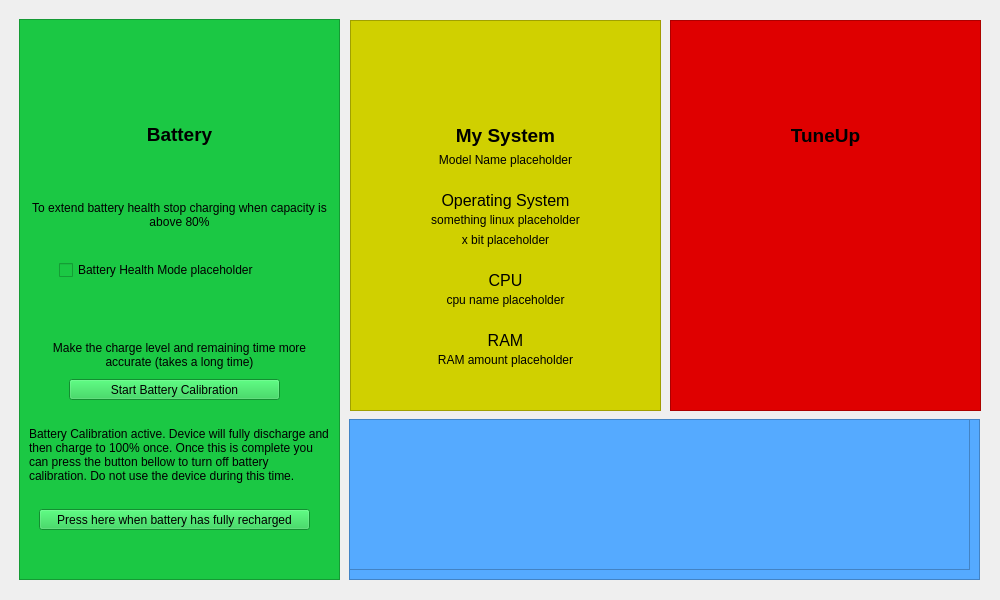
First picture: the form in carecenter.ui, repository JonathanY234/Acer-Battery-Manager-for-Linux, before the edit.
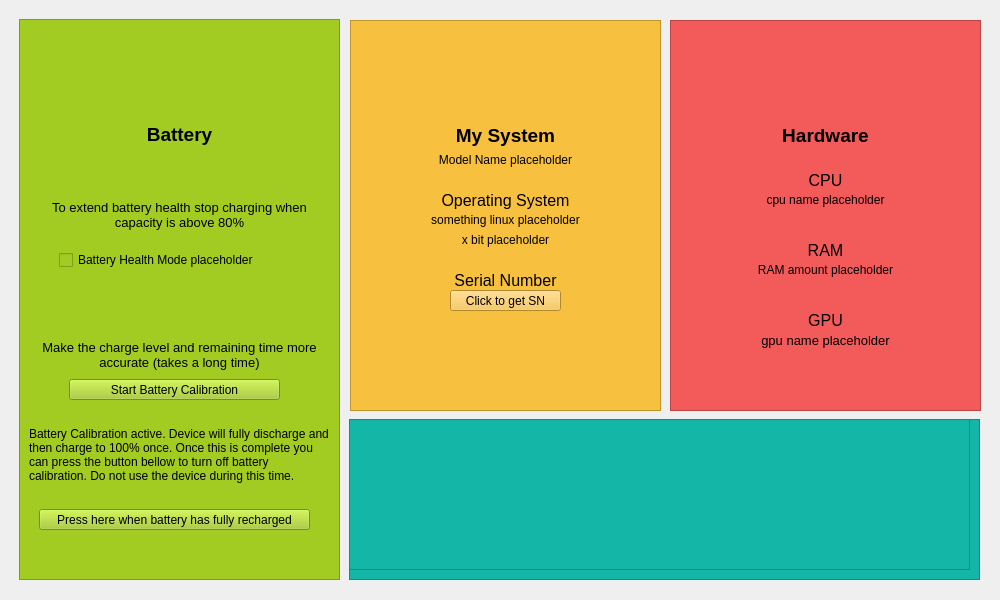
Second picture: the form after the edit. Icons and pictures are not drawn.

What changed in the file:
```diff
--- a/carecenter.ui
+++ b/carecenter.ui
@@ -40,7 +40,7 @@
      </rect>
     </property>
     <property name="styleSheet">
-     <string notr="true">background-color: rgb(27, 200, 68);</string>
+     <string notr="true">background-color: rgb(163, 204, 34);</string>
     </property>
     <property name="frameShape">
      <enum>QFrame::Shape::StyledPanel</enum>
@@ -100,7 +100,7 @@
      </property>
      <property name="font">
       <font>
-       <pointsize>9</pointsize>
+       <pointsize>10</pointsize>
       </font>
      </property>
      <property name="text">
@@ -117,7 +117,7 @@
      <property name="geometry">
       <rect>
        <x>40</x>
-       <y>240</y>
+       <y>230</y>
        <width>231</width>
        <height>22</height>
       </rect>
@@ -137,7 +137,7 @@
      </property>
      <property name="font">
       <font>
-       <pointsize>9</pointsize>
+       <pointsize>10</pointsize>
       </font>
      </property>
      <property name="text">
@@ -218,7 +218,7 @@
      </rect>
     </property>
     <property name="styleSheet">
-     <string notr="true">background-color: rgb(208, 208, 0);</string>
+     <string notr="true">background-color: rgb(248, 192, 63);</string>
     </property>
     <property name="frameShape">
      <enum>QFrame::Shape::StyledPanel</enum>
@@ -336,7 +336,7 @@
       <set>Qt::AlignmentFlag::AlignCenter</set>
      </property>
     </widget>
-    <widget class="QLabel" name="label_8">
+    <widget class="QLabel" name="label_12">
      <property name="geometry">
       <rect>
        <x>10</x>
@@ -351,6 +351,97 @@
       </font>
      </property>
      <property name="text">
+      <string>Serial Number</string>
+     </property>
+     <property name="alignment">
+      <set>Qt::AlignmentFlag::AlignCenter</set>
+     </property>
+    </widget>
+    <widget class="QLabel" name="SNNumberText">
+     <property name="geometry">
+      <rect>
+       <x>10</x>
+       <y>270</y>
+       <width>291</width>
+       <height>20</height>
+      </rect>
+     </property>
+     <property name="text">
+      <string>SN number not set</string>
+     </property>
+     <property name="alignment">
+      <set>Qt::AlignmentFlag::AlignCenter</set>
+     </property>
+    </widget>
+    <widget class="QPushButton" name="getSNButton">
+     <property name="geometry">
+      <rect>
+       <x>100</x>
+       <y>270</y>
+       <width>111</width>
+       <height>21</height>
+      </rect>
+     </property>
+     <property name="text">
+      <string>Click to get SN</string>
+     </property>
+    </widget>
+   </widget>
+   <widget class="QFrame" name="Red_Frame">
+    <property name="geometry">
+     <rect>
+      <x>670</x>
+      <y>20</y>
+      <width>311</width>
+      <height>391</height>
+     </rect>
+    </property>
+    <property name="styleSheet">
+     <string notr="true">background-color: rgb(243, 90, 90);</string>
+    </property>
+    <property name="frameShape">
+     <enum>QFrame::Shape::StyledPanel</enum>
+    </property>
+    <property name="frameShadow">
+     <enum>QFrame::Shadow::Raised</enum>
+    </property>
+    <widget class="QLabel" name="label_3">
+     <property name="geometry">
+      <rect>
+       <x>10</x>
+       <y>100</y>
+       <width>291</width>
+       <height>31</height>
+      </rect>
+     </property>
+     <property name="font">
+      <font>
+       <pointsize>14</pointsize>
+       <bold>true</bold>
+      </font>
+     </property>
+     <property name="text">
+      <string>Hardware</string>
+     </property>
+     <property name="alignment">
+      <set>Qt::AlignmentFlag::AlignCenter</set>
+     </property>
+    </widget>
+    <widget class="QLabel" name="label_8">
+     <property name="geometry">
+      <rect>
+       <x>10</x>
+       <y>150</y>
+       <width>291</width>
+       <height>21</height>
+      </rect>
+     </property>
+     <property name="font">
+      <font>
+       <pointsize>12</pointsize>
+      </font>
+     </property>
+     <property name="text">
       <string>CPU</string>
      </property>
      <property name="alignment">
@@ -361,7 +452,7 @@
      <property name="geometry">
       <rect>
        <x>10</x>
-       <y>270</y>
+       <y>170</y>
        <width>291</width>
        <height>20</height>
       </rect>
@@ -373,11 +464,32 @@
       <set>Qt::AlignmentFlag::AlignCenter</set>
      </property>
     </widget>
+    <widget class="QLabel" name="label_11">
+     <property name="geometry">
+      <rect>
+       <x>10</x>
+       <y>220</y>
+       <width>291</width>
+       <height>21</height>
+      </rect>
+     </property>
+     <property name="font">
+      <font>
+       <pointsize>12</pointsize>
+      </font>
+     </property>
+     <property name="text">
+      <string>RAM</string>
+     </property>
+     <property name="alignment">
+      <set>Qt::AlignmentFlag::AlignCenter</set>
+     </property>
+    </widget>
     <widget class="QLabel" name="RAMAmountText">
      <property name="geometry">
       <rect>
        <x>10</x>
-       <y>330</y>
+       <y>240</y>
        <width>291</width>
        <height>20</height>
       </rect>
@@ -389,7 +501,28 @@
       <set>Qt::AlignmentFlag::AlignCenter</set>
      </property>
     </widget>
-    <widget class="QLabel" name="label_11">
+    <widget class="QLabel" name="label_13">
+     <property name="geometry">
+      <rect>
+       <x>10</x>
+       <y>290</y>
+       <width>291</width>
+       <height>21</height>
+      </rect>
+     </property>
+     <property name="font">
+      <font>
+       <pointsize>12</pointsize>
+      </font>
+     </property>
+     <property name="text">
+      <string>GPU</string>
+     </property>
+     <property name="alignment">
+      <set>Qt::AlignmentFlag::AlignCenter</set>
+     </property>
+    </widget>
+    <widget class="QLabel" name="GPUNameText">
      <property name="geometry">
       <rect>
        <x>10</x>
@@ -400,36 +533,20 @@
      </property>
      <property name="font">
       <font>
-       <pointsize>12</pointsize>
+       <pointsize>10</pointsize>
       </font>
      </property>
      <property name="text">
-      <string>RAM</string>
+      <string>gpu name placeholder</string>
      </property>
      <property name="alignment">
       <set>Qt::AlignmentFlag::AlignCenter</set>
      </property>
+     <property name="wordWrap">
+      <bool>true</bool>
+     </property>
     </widget>
-   </widget>
-   <widget class="QFrame" name="Red_Frame">
-    <property name="geometry">
-     <rect>
-      <x>670</x>
-      <y>20</y>
-      <width>311</width>
-      <height>391</height>
-     </rect>
-    </property>
-    <property name="styleSheet">
-     <string notr="true">background-color: rgb(223, 0, 0);</string>
-    </property>
-    <property name="frameShape">
-     <enum>QFrame::Shape::StyledPanel</enum>
-    </property>
-    <property name="frameShadow">
-     <enum>QFrame::Shadow::Raised</enum>
-    </property>
-    <widget class="QLabel" name="BatteryIcon_3">
+    <widget class="QLabel" name="label_4">
      <property name="geometry">
       <rect>
        <x>10</x>
@@ -442,29 +559,7 @@
       <string/>
      </property>
      <property name="pixmap">
-      <pixmap resource="BinIcon.qrc">:/images/recycling_bin.png</pixmap>
-     </property>
-     <property name="alignment">
-      <set>Qt::AlignmentFlag::AlignCenter</set>
-     </property>
-    </widget>
-    <widget class="QLabel" name="label_3">
-     <property name="geometry">
-      <rect>
-       <x>10</x>
-       <y>100</y>
-       <width>291</width>
-       <height>31</height>
-      </rect>
-     </property>
-     <property name="font">
-      <font>
-       <pointsize>14</pointsize>
-       <bold>true</bold>
-      </font>
-     </property>
-     <property name="text">
-      <string>TuneUp</string>
+      <pixmap resource="CpuIcon.qrc">:/images/cpu.png</pixmap>
      </property>
      <property name="alignment">
       <set>Qt::AlignmentFlag::AlignCenter</set>
@@ -481,7 +576,7 @@
      </rect>
     </property>
     <property name="styleSheet">
-     <string notr="true">background-color: rgb(85, 170, 255);</string>
+     <string notr="true">background-color: rgb(20, 183, 167);</string>
     </property>
     <property name="frameShape">
      <enum>QFrame::Shape::StyledPanel</enum>
```
Left out of the diff: 11 changed lines with no effect on the pictures.
